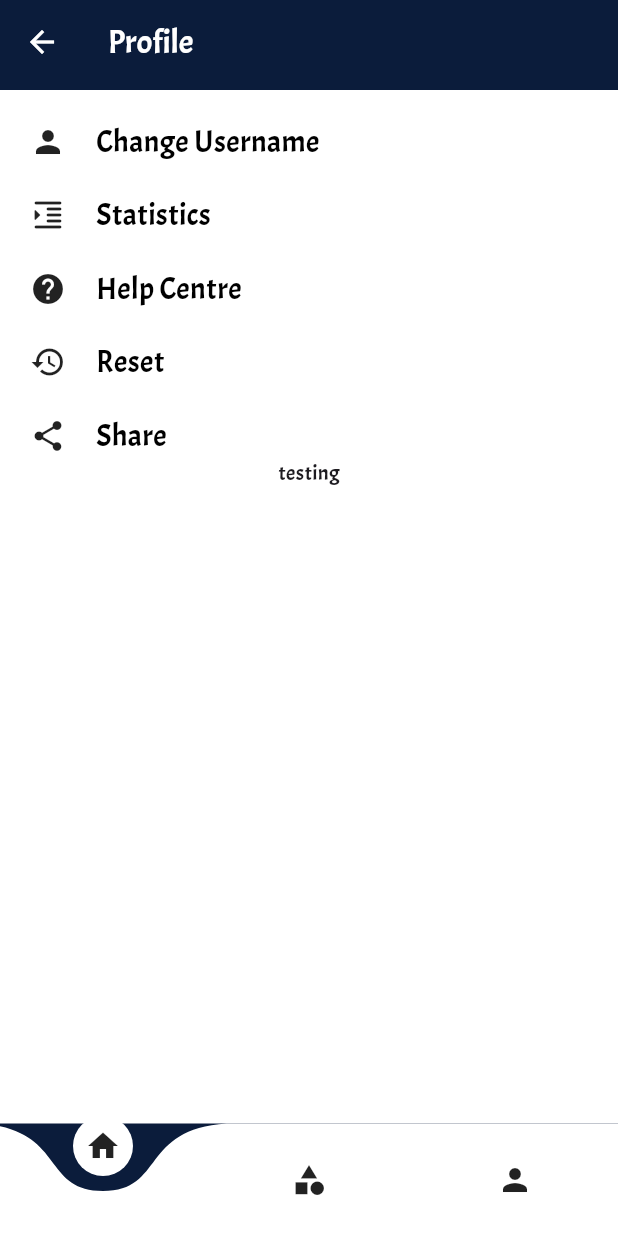
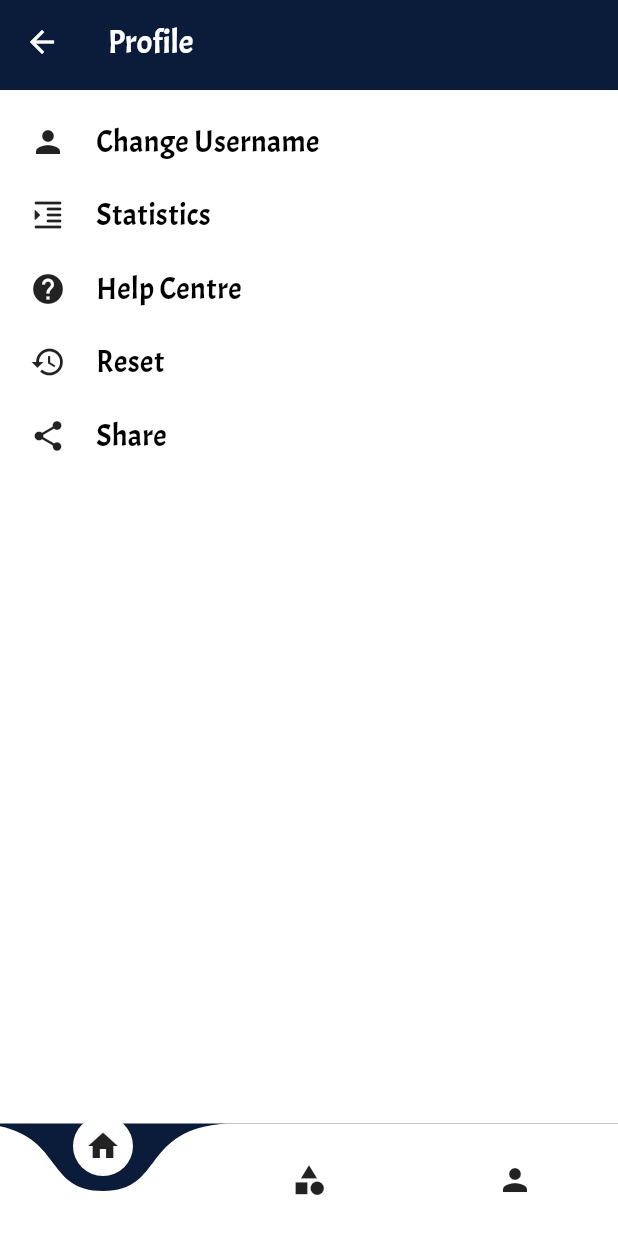
Before and after one commit to Roshandevelops/money-tracker, a Flutter app: the ProfileScreen screen opened directly, on a phone screen of 412 x 824 dp. Run offline on Flutter 3.47's test engine with Material 3 defaults, Android fonts, the phone set to English and light mode, and no system bars; drawn by our look-alikes of curved_navigation_bar; our stand-ins replace flutter_slidable, hive_flutter, pie_chart, share_plus, shared_preferences; accounts and stored records are empty.

Commit message:
I removed the text from profile screen

```diff
--- a/lib/screens/profile/widget/profile_item_widget.dart
+++ b/lib/screens/profile/widget/profile_item_widget.dart
@@ -107,7 +107,6 @@ class _ProfileItemWidgetState extends State<ProfileItemWidget> {
               shareText();
             },
             iconData: Icons.share),
-        Text("testing"),
         const SizedBox(
           height: 20,
         ),
```
